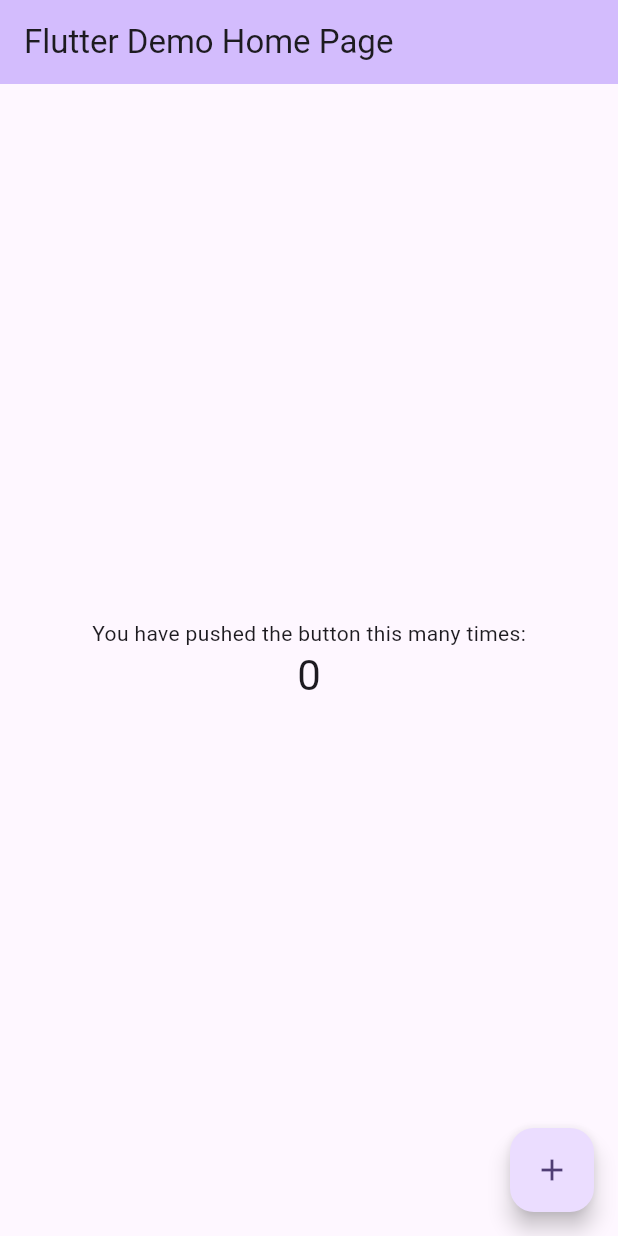
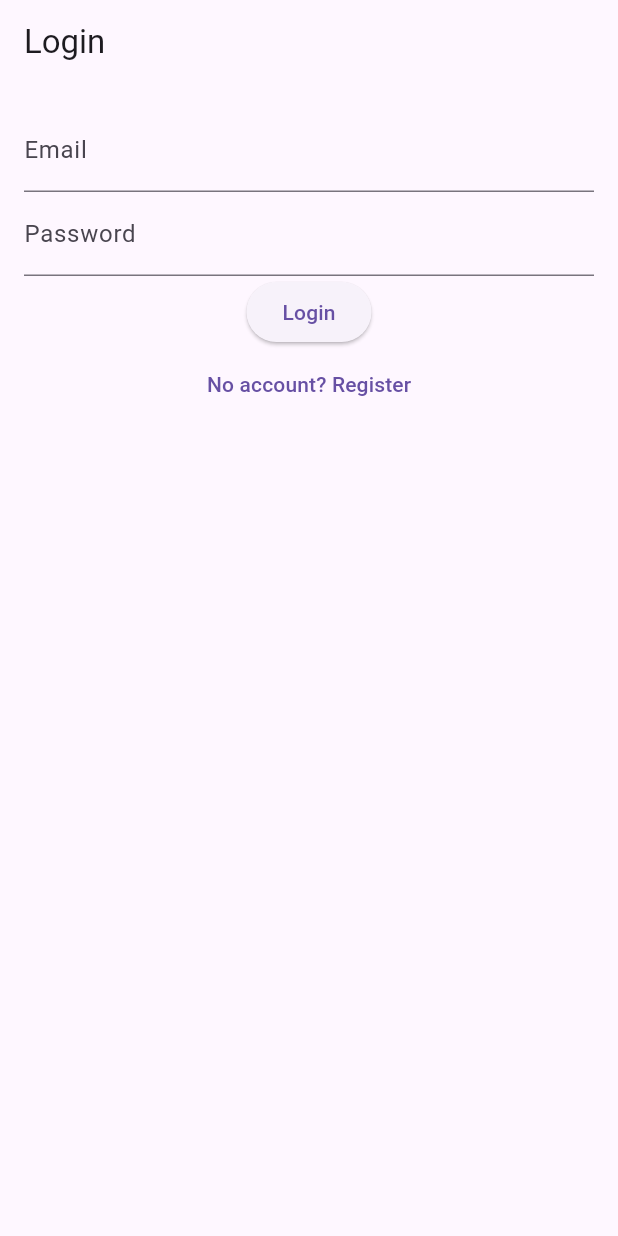
Before and after one commit to IfeanyiAkomas/flutter_commerce, a Flutter app: the screen it shows after launch, on a phone screen of 412 x 824 dp. Run offline on Flutter 3.47's test engine with Material 3 defaults, Android fonts, the phone set to English and light mode, and no system bars; our stand-ins replace flutter_riverpod, flutter_secure_storage.

Commit message:
Boiler plate screens

```diff
--- a/e_commerce/lib/main.dart
+++ b/e_commerce/lib/main.dart
@@ -1,122 +1,26 @@
+import 'package:e_commerce/screens/home_screen.dart';
+import 'package:e_commerce/screens/login_screen.dart';
+import 'package:e_commerce/screens/register_screen.dart';
+import 'package:e_commerce/screens/splash_screen.dart';
 import 'package:flutter/material.dart';
+import 'package:flutter/widgets.dart';
+import 'package:flutter_riverpod/flutter_riverpod.dart';
 
 void main() {
-  runApp(const MyApp());
+  runApp(ProviderScope(child: MyApp()));
 }
 
 class MyApp extends StatelessWidget {
-  const MyApp({super.key});
-
-  // This widget is the root of your application.
   @override
   Widget build(BuildContext context) {
     return MaterialApp(
-      title: 'Flutter Demo',
-      theme: ThemeData(
-        // This is the theme of your application.
-        //
-        // TRY THIS: Try running your application with "flutter run". You'll see
-        // the application has a purple toolbar. Then, without quitting the app,
-        // try changing the seedColor in the colorScheme below to Colors.green
-        // and then invoke "hot reload" (save your changes or press the "hot
-        // reload" button in a Flutter-supported IDE, or press "r" if you used
-        // the command line to start the app).
-        //
-        // Notice that the counter didn't reset back to zero; the application
-        // state is not lost during the reload. To reset the state, use hot
-        // restart instead.
-        //
-        // This works for code too, not just values: Most code changes can be
-        // tested with just a hot reload.
-        colorScheme: ColorScheme.fromSeed(seedColor: Colors.deepPurple),
-      ),
-      home: const MyHomePage(title: 'Flutter Demo Home Page'),
+      initialRoute: '/',
+      routes: {
+        '/': (_) => SplashScreen(),
+        '/login': (_) => LoginScreen(),
+        '/register': (_) => RegisterScreen(),
+        '/home': (_) => HomeScreen(),
+      },
     );
   }
 }
-
-class MyHomePage extends StatefulWidget {
-  const MyHomePage({super.key, required this.title});
-
-  // This widget is the home page of your application. It is stateful, meaning
-  // that it has a State object (defined below) that contains fields that affect
-  // how it looks.
-
-  // This class is the configuration for the state. It holds the values (in this
-  // case the title) provided by the parent (in this case the App widget) and
-  // used by the build method of the State. Fields in a Widget subclass are
-  // always marked "final".
-
-  final String title;
-
-  @override
-  State<MyHomePage> createState() => _MyHomePageState();
-}
-
-class _MyHomePageState extends State<MyHomePage> {
-  int _counter = 0;
-
-  void _incrementCounter() {
-    setState(() {
-      // This call to setState tells the Flutter framework that something has
-      // changed in this State, which causes it to rerun the build method below
-      // so that the display can reflect the updated values. If we changed
-      // _counter without calling setState(), then the build method would not be
-      // called again, and so nothing would appear to happen.
-      _counter++;
-    });
-  }
-
-  @override
-  Widget build(BuildContext context) {
-    // This method is rerun every time setState is called, for instance as done
-    // by the _incrementCounter method above.
-    //
-    // The Flutter framework has been optimized to make rerunning build methods
-    // fast, so that you can just rebuild anything that needs updating rather
-    // than having to individually change instances of widgets.
-    return Scaffold(
-      appBar: AppBar(
-        // TRY THIS: Try changing the color here to a specific color (to
-        // Colors.amber, perhaps?) and trigger a hot reload to see the AppBar
-        // change color while the other colors stay the same.
-        backgroundColor: Theme.of(context).colorScheme.inversePrimary,
-        // Here we take the value from the MyHomePage object that was created by
-        // the App.build method, and use it to set our appbar title.
-        title: Text(widget.title),
-      ),
-      body: Center(
-        // Center is a layout widget. It takes a single child and positions it
-        // in the middle of the parent.
-        child: Column(
-          // Column is also a layout widget. It takes a list of children and
-          // arranges them vertically. By default, it sizes itself to fit its
-          // children horizontally, and tries to be as tall as its parent.
-          //
-          // Column has various properties to control how it sizes itself and
-          // how it positions its children. Here we use mainAxisAlignment to
-          // center the children vertically; the main axis here is the vertical
-          // axis because Columns are vertical (the cross axis would be
-          // horizontal).
-          //
-          // TRY THIS: Invoke "debug painting" (choose the "Toggle Debug Paint"
-          // action in the IDE, or press "p" in the console), to see the
-          // wireframe for each widget.
-          mainAxisAlignment: MainAxisAlignment.center,
-          children: <Widget>[
-            const Text('You have pushed the button this many times:'),
-            Text(
-              '$_counter',
-              style: Theme.of(context).textTheme.headlineMedium,
-            ),
-          ],
-        ),
-      ),
-      floatingActionButton: FloatingActionButton(
-        onPressed: _incrementCounter,
-        tooltip: 'Increment',
-        child: const Icon(Icons.add),
-      ), // This trailing comma makes auto-formatting nicer for build methods.
-    );
-  }
-}
--- /dev/null
+++ b/e_commerce/lib/providers/auth_provider.dart
@@ -0,0 +1,30 @@
+import 'package:flutter_riverpod/flutter_riverpod.dart';
+import '../services/auth_service.dart';
+
+final authProvider = StateNotifierProvider<AuthNotifier, bool>((ref) => AuthNotifier());
+
+class AuthNotifier extends StateNotifier<bool> {
+  AuthNotifier() : super(false) {
+    checkAuthStatus();
+  }
+
+  Future<void> checkAuthStatus() async {
+    state = await AuthService.isLoggedIn();
+  }
+
+  Future<bool> login(String email, String password) async {
+    final success = await AuthService.login(email, password);
+    state = success;
+    return success;
+  }
+
+  Future<void> register(String email, String password) async {
+    await AuthService.register(email, password);
+    state = true;
+  }
+
+  Future<void> logout() async {
+    await AuthService.logout();
+    state = false;
+  }
+}
--- /dev/null
+++ b/e_commerce/lib/screens/login_screen.dart
@@ -0,0 +1,47 @@
+import 'package:e_commerce/providers/auth_provider.dart';
+import 'package:flutter/material.dart';
+import 'package:flutter/widgets.dart';
+import 'package:flutter_riverpod/flutter_riverpod.dart';
+
+class LoginScreen extends ConsumerStatefulWidget {
+  @override
+  ConsumerState<LoginScreen> createState() => _LoginScreenState();
+}
+
+class _LoginScreenState extends ConsumerState<LoginScreen> {
+  final emailCtrl = TextEditingController();
+  final passCtrl = TextEditingController();
+
+  @override
+  Widget build(BuildContext context) {
+    final auth = ref.watch(authProvider.notifier);
+
+    return Scaffold(
+      appBar: AppBar(title: Text('Login')),
+      body: Padding(
+        padding: EdgeInsets.all(16),
+        child: Column(
+          children: [
+            TextField(controller: emailCtrl, decoration: InputDecoration(labelText: 'Email')),
+            TextField(controller: passCtrl, decoration: InputDecoration(labelText: 'Password'), obscureText: true),
+            ElevatedButton(
+              onPressed: () async {
+                final success = await auth.login(emailCtrl.text, passCtrl.text);
+                if (success) {
+                  Navigator.pushReplacementNamed(context, '/home');
+                } else {
+                  ScaffoldMessenger.of(context).showSnackBar(SnackBar(content: Text('Invalid credentials')));
+                }
+              },
+              child: Text('Login'),
+            ),
+            TextButton(
+              onPressed: () => Navigator.pushNamed(context, '/register'),
+              child: Text('No account? Register'),
+            )
+          ],
+        ),
+      ),
+    );
+  }
+}
--- /dev/null
+++ b/e_commerce/lib/services/auth_service.dart
@@ -0,0 +1,32 @@
+import 'package:flutter_secure_storage/flutter_secure_storage.dart';
+
+class AuthService {
+  static final _storage = FlutterSecureStorage();
+
+  static Future<bool> register(String email, String password) async {
+    // Simulated registration
+    await _storage.write(key: 'email', value: email);
+    await _storage.write(key: 'password', value: password);
+    await _storage.write(key: 'token', value: 'mock_token');
+    return true;
+  }
+
+  static Future<bool> login(String email, String password) async {
+    final storedEmail = await _storage.read(key: 'email');
+    final storedPassword = await _storage.read(key: 'password');
+    if (email == storedEmail && password == storedPassword) {
+      await _storage.write(key: 'token', value: 'mock_token');
+      return true;
+    }
+    return false;
+  }
+
+  static Future<void> logout() async {
+    await _storage.delete(key: 'token');
+  }
+
+  static Future<bool> isLoggedIn() async {
+    final token = await _storage.read(key: 'token');
+    return token != null;
+  }
+}
--- a/e_commerce/pubspec.yaml
+++ b/e_commerce/pubspec.yaml
@@ -34,6 +34,12 @@ dependencies:
   # The following adds the Cupertino Icons font to your application.
   # Use with the CupertinoIcons class for iOS style icons.
   cupertino_icons: ^1.0.8
+  flutter_riverpod: ^2.6.1
+  http: ^1.4.0
+  flutter_secure_storage: ^9.2.4
+  shared_preferences: ^2.5.3
+  cached_network_image: ^3.4.1
+  json_annotation: ^4.9.0
 
 dev_dependencies:
   flutter_test:
```
Also changed, not shown: e_commerce/lib/models/product.dart (added, +42 -0 lines), e_commerce/lib/providers/product_provider.dart (added, +7 -0 lines), e_commerce/lib/screens/home_screen.dart (added, +27 -0 lines), e_commerce/lib/screens/product_details_screen.dart (added, +37 -0 lines), e_commerce/lib/screens/product_list_screen.dart (added, +37 -0 lines), e_commerce/lib/screens/register_screen.dart (added, +38 -0 lines), e_commerce/lib/screens/splash_screen.dart (added, +17 -0 lines), e_commerce/lib/services/api_service.dart (added, +14 -0 lines), e_commerce/pubspec.lock, 14 other files.
